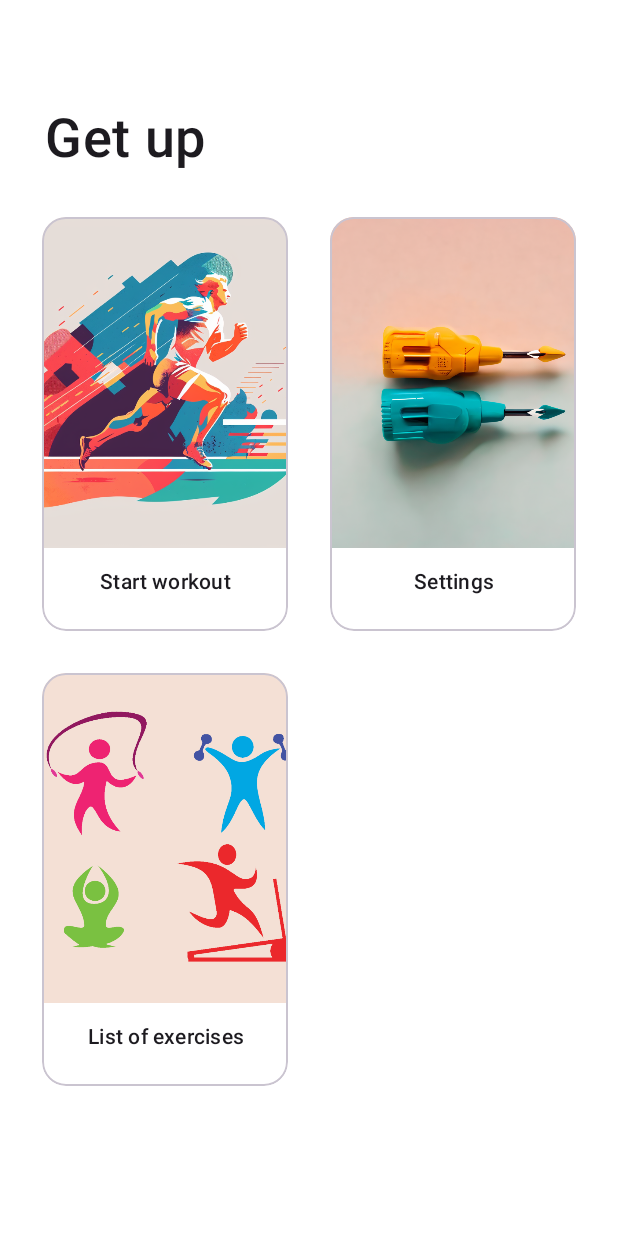
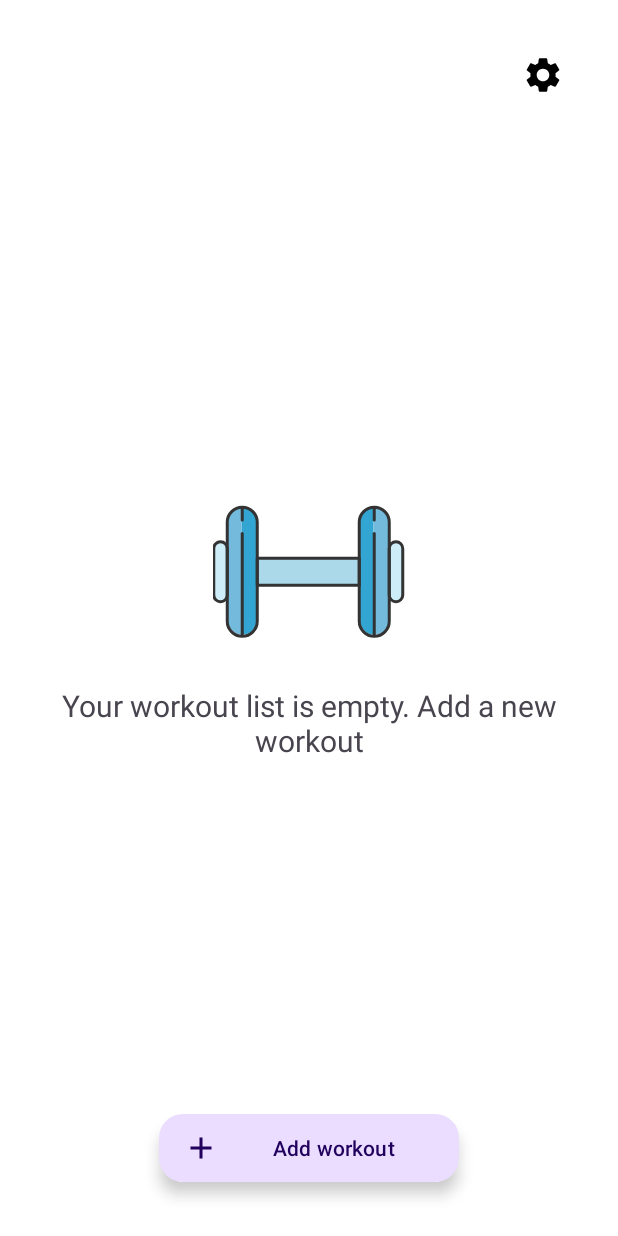
Before and after one commit to alexxk2/Get_up, an Android app: the screen it shows after launch (MainActivity), on a phone screen of 412 x 824 dp. Run offline under Robolectric (Android 15) with nearby library versions, the phone set to English and light mode, and no system bars.

Commit message:
12.05.2023 Done: Изменен главный экран
Tasks:
Изменить цвет FAB на главном экране

Добавить базу данных

```diff
--- a/app/src/main/java/com/practice/getup/fragments/MainFragment.kt
+++ b/app/src/main/java/com/practice/getup/fragments/MainFragment.kt
@@ -48,7 +48,7 @@ class MainFragment : Fragment() {
         checkForSavedOptions()
         viewModel.setOptions(options)
 
-        binding.buttonSettings.setOnClickListener {
+      /*  binding.buttonSettings.setOnClickListener {
             val action = MainFragmentDirections.actionMainFragmentToOptionsFragment(viewModel.options.value?: Options.DEFAULT)
             navigate(action)
         }
@@ -61,7 +61,7 @@ class MainFragment : Fragment() {
         binding.buttonWatchList.setOnClickListener {
             val action = MainFragmentDirections.actionMainFragmentToListFragment()
             navigate(action)
-        }
+        }*/
     }
 
     private fun navigate(action: NavDirections){
--- a/app/src/main/res/drawable/ic_add.xml
+++ b/app/src/main/res/drawable/ic_add.xml
@@ -1,4 +1,4 @@
-<vector android:height="48dp" android:tint="#CE2A2A"
+<vector android:height="48dp" android:tint="@color/black"
     android:viewportHeight="24" android:viewportWidth="24"
     android:width="48dp" xmlns:android="http://schemas.android.com/apk/res/android">
     <path android:fillColor="@android:color/white" android:pathData="M19,13h-6v6h-2v-6H5v-2h6V5h2v6h6v2z"/>
--- /dev/null
+++ b/app/src/main/res/drawable/ic_delete_x.xml
@@ -0,0 +1,5 @@
+<vector android:height="32dp" android:tint="#767676"
+    android:viewportHeight="24" android:viewportWidth="24"
+    android:width="32dp" xmlns:android="http://schemas.android.com/apk/res/android">
+    <path android:fillColor="@android:color/white" android:pathData="M19,6.41L17.59,5 12,10.59 6.41,5 5,6.41 10.59,12 5,17.59 6.41,19 12,13.41 17.59,19 19,17.59 13.41,12z"/>
+</vector>
--- /dev/null
+++ b/app/src/main/res/drawable/ic_edit.xml
@@ -0,0 +1,5 @@
+<vector android:height="24dp" android:tint="#767676"
+    android:viewportHeight="24" android:viewportWidth="24"
+    android:width="24dp" xmlns:android="http://schemas.android.com/apk/res/android">
+    <path android:fillColor="@android:color/white" android:pathData="M3,17.25V21h3.75L17.81,9.94l-3.75,-3.75L3,17.25zM20.71,7.04c0.39,-0.39 0.39,-1.02 0,-1.41l-2.34,-2.34c-0.39,-0.39 -1.02,-0.39 -1.41,0l-1.83,1.83 3.75,3.75 1.83,-1.83z"/>
+</vector>
--- a/app/src/main/res/drawable/ic_settings.xml
+++ b/app/src/main/res/drawable/ic_settings.xml
@@ -1,5 +1,5 @@
-<vector android:height="48dp" android:tint="#F44336"
+<vector android:height="28dp" android:tint="#000000"
     android:viewportHeight="24" android:viewportWidth="24"
-    android:width="48dp" xmlns:android="http://schemas.android.com/apk/res/android">
+    android:width="28dp" xmlns:android="http://schemas.android.com/apk/res/android">
     <path android:fillColor="@android:color/white" android:pathData="M19.14,12.94c0.04,-0.3 0.06,-0.61 0.06,-0.94c0,-0.32 -0.02,-0.64 -0.07,-0.94l2.03,-1.58c0.18,-0.14 0.23,-0.41 0.12,-0.61l-1.92,-3.32c-0.12,-0.22 -0.37,-0.29 -0.59,-0.22l-2.39,0.96c-0.5,-0.38 -1.03,-0.7 -1.62,-0.94L14.4,2.81c-0.04,-0.24 -0.24,-0.41 -0.48,-0.41h-3.84c-0.24,0 -0.43,0.17 -0.47,0.41L9.25,5.35C8.66,5.59 8.12,5.92 7.63,6.29L5.24,5.33c-0.22,-0.08 -0.47,0 -0.59,0.22L2.74,8.87C2.62,9.08 2.66,9.34 2.86,9.48l2.03,1.58C4.84,11.36 4.8,11.69 4.8,12s0.02,0.64 0.07,0.94l-2.03,1.58c-0.18,0.14 -0.23,0.41 -0.12,0.61l1.92,3.32c0.12,0.22 0.37,0.29 0.59,0.22l2.39,-0.96c0.5,0.38 1.03,0.7 1.62,0.94l0.36,2.54c0.05,0.24 0.24,0.41 0.48,0.41h3.84c0.24,0 0.44,-0.17 0.47,-0.41l0.36,-2.54c0.59,-0.24 1.13,-0.56 1.62,-0.94l2.39,0.96c0.22,0.08 0.47,0 0.59,-0.22l1.92,-3.32c0.12,-0.22 0.07,-0.47 -0.12,-0.61L19.14,12.94zM12,15.6c-1.98,0 -3.6,-1.62 -3.6,-3.6s1.62,-3.6 3.6,-3.6s3.6,1.62 3.6,3.6S13.98,15.6 12,15.6z"/>
 </vector>
--- /dev/null
+++ b/app/src/main/res/drawable/ic_settings_night.xml
@@ -0,0 +1,5 @@
+<vector android:height="24dp" android:tint="@color/white"
+    android:viewportHeight="24" android:viewportWidth="24"
+    android:width="24dp" xmlns:android="http://schemas.android.com/apk/res/android">
+    <path android:fillColor="@android:color/white" android:pathData="M19.14,12.94c0.04,-0.3 0.06,-0.61 0.06,-0.94c0,-0.32 -0.02,-0.64 -0.07,-0.94l2.03,-1.58c0.18,-0.14 0.23,-0.41 0.12,-0.61l-1.92,-3.32c-0.12,-0.22 -0.37,-0.29 -0.59,-0.22l-2.39,0.96c-0.5,-0.38 -1.03,-0.7 -1.62,-0.94L14.4,2.81c-0.04,-0.24 -0.24,-0.41 -0.48,-0.41h-3.84c-0.24,0 -0.43,0.17 -0.47,0.41L9.25,5.35C8.66,5.59 8.12,5.92 7.63,6.29L5.24,5.33c-0.22,-0.08 -0.47,0 -0.59,0.22L2.74,8.87C2.62,9.08 2.66,9.34 2.86,9.48l2.03,1.58C4.84,11.36 4.8,11.69 4.8,12s0.02,0.64 0.07,0.94l-2.03,1.58c-0.18,0.14 -0.23,0.41 -0.12,0.61l1.92,3.32c0.12,0.22 0.37,0.29 0.59,0.22l2.39,-0.96c0.5,0.38 1.03,0.7 1.62,0.94l0.36,2.54c0.05,0.24 0.24,0.41 0.48,0.41h3.84c0.24,0 0.44,-0.17 0.47,-0.41l0.36,-2.54c0.59,-0.24 1.13,-0.56 1.62,-0.94l2.39,0.96c0.22,0.08 0.47,0 0.59,-0.22l1.92,-3.32c0.12,-0.22 0.07,-0.47 -0.12,-0.61L19.14,12.94zM12,15.6c-1.98,0 -3.6,-1.62 -3.6,-3.6s1.62,-3.6 3.6,-3.6s3.6,1.62 3.6,3.6S13.98,15.6 12,15.6z"/>
+</vector>
--- /dev/null
+++ b/app/src/main/res/drawable/ic_weight.xml
@@ -0,0 +1,90 @@
+<vector xmlns:android="http://schemas.android.com/apk/res/android"
+    android:width="128dp"
+    android:height="128dp"
+    android:viewportWidth="128"
+    android:viewportHeight="128">
+  <path
+      android:pathData="M20,21.52l-1,0.02v84.93c7,-0.26 10,-4.41 10,-9.48V73.5V73V55.5V55V31.5V31C29,25.93 25,21.79 20,21.52z"
+      android:fillColor="#33A5D2"/>
+  <path
+      android:pathData="M19,106.47V29.5v-2v-5.97c-5,0.26 -9,4.41 -9,9.48v17.47v31.07V97C10,102.07 14,106.21 19,106.47z"
+      android:fillColor="#73BADD"/>
+  <path
+      android:pathData="M5.28,44.5c-0.09,0 -0.29,0.02 -0.38,0.02C2.78,44.65 1,46.36 1,48.47v31.07C1,81.72 3.28,84 5.47,84h0.07C7.72,84 9,81.72 9,79.54V48.97v-0.5C9,46.28 7.47,44.5 5.28,44.5z"
+      android:fillColor="#CDEEF9"/>
+  <path
+      android:pathData="M107,106.47V29.5v-7.97c-5,0.26 -9,4.41 -9,9.48v24v18v24C98,102.07 102,106.21 107,106.47z"
+      android:fillColor="#33A5D2"/>
+  <path
+      android:pathData="M108,21.52l-1,0.02v84.93c7,-0.26 10,-4.41 10,-9.48V80.04v-0.5V48.97v-0.5V31.5V31C117,25.93 113,21.79 108,21.52z"
+      android:fillColor="#73BADD"/>
+  <path
+      android:pathData="M122.28,44.5c-0.09,0 -0.29,0.02 -0.38,0.02c-2.13,0.13 -3.91,1.84 -3.91,3.94v31.07c0,2.19 2.28,4.47 4.47,4.47h0.07c2.19,0 3.47,-2.28 3.47,-4.47V48.97v-0.5C126,46.28 124.47,44.5 122.28,44.5z"
+      android:fillColor="#CDEEF9"/>
+  <path
+      android:pathData="M30,56h67v17h-67z"
+      android:fillColor="#ACD9EA"/>
+  <path
+      android:pathData="M29.5,97.5c0,5.52 -4.48,10 -10,10l0,0c-5.52,0 -10,-4.48 -10,-10v-66c0,-5.52 4.48,-10 10,-10l0,0c5.52,0 10,4.48 10,10V97.5z"
+      android:strokeLineJoin="round"
+      android:strokeWidth="2"
+      android:fillColor="#00000000"
+      android:strokeColor="#333333"
+      android:strokeLineCap="round"/>
+  <path
+      android:pathData="M9.5,80.04c0,2.47 -2,4.47 -4.47,4.47H4.97C2.5,84.5 0.5,82.5 0.5,80.04v-31.07c0,-2.47 2,-4.47 4.47,-4.47h0.07C7.5,44.5 9.5,46.5 9.5,48.97V80.04z"
+      android:strokeLineJoin="round"
+      android:strokeWidth="2"
+      android:fillColor="#00000000"
+      android:strokeColor="#333333"
+      android:strokeLineCap="round"/>
+  <path
+      android:pathData="M117.5,31.5c0,-5.52 -4.48,-10 -10,-10l0,0c-5.52,0 -10,4.48 -10,10v66c0,5.52 4.48,10 10,10l0,0c5.52,0 10,-4.48 10,-10V31.5z"
+      android:strokeLineJoin="round"
+      android:strokeWidth="2"
+      android:fillColor="#00000000"
+      android:strokeColor="#333333"
+      android:strokeLineCap="round"/>
+  <path
+      android:pathData="M126.5,48.97c0,-2.47 -2,-4.47 -4.47,-4.47h-0.07c-2.47,0 -4.47,2 -4.47,4.47v31.07c0,2.47 2,4.47 4.47,4.47h0.07c2.47,0 4.47,-2 4.47,-4.47V48.97z"
+      android:strokeLineJoin="round"
+      android:strokeWidth="2"
+      android:fillColor="#00000000"
+      android:strokeColor="#333333"
+      android:strokeLineCap="round"/>
+  <path
+      android:pathData="M29.5,55.5h68v18h-68z"
+      android:strokeLineJoin="round"
+      android:strokeWidth="2"
+      android:fillColor="#00000000"
+      android:strokeColor="#333333"
+      android:strokeLineCap="round"/>
+  <path
+      android:pathData="M19.5,107L19.5,39"
+      android:strokeLineJoin="round"
+      android:strokeWidth="2"
+      android:fillColor="#00000000"
+      android:strokeColor="#333333"
+      android:strokeLineCap="round"/>
+  <path
+      android:pathData="M19.5,30L19.5,22"
+      android:strokeLineJoin="round"
+      android:strokeWidth="2"
+      android:fillColor="#00000000"
+      android:strokeColor="#333333"
+      android:strokeLineCap="round"/>
+  <path
+      android:pathData="M107.5,107L107.5,39"
+      android:strokeLineJoin="round"
+      android:strokeWidth="2"
+      android:fillColor="#00000000"
+      android:strokeColor="#333333"
+      android:strokeLineCap="round"/>
+  <path
+      android:pathData="M107.5,30L107.5,22"
+      android:strokeLineJoin="round"
+      android:strokeWidth="2"
+      android:fillColor="#00000000"
+      android:strokeColor="#333333"
+      android:strokeLineCap="round"/>
+</vector>
--- /dev/null
+++ b/app/src/main/res/drawable/rect_background.xml
@@ -0,0 +1,4 @@
+<?xml version="1.0" encoding="utf-8"?>
+<shape xmlns:android="http://schemas.android.com/apk/res/android">
+
+</shape>
--- a/app/src/main/res/layout/fragment_main.xml
+++ b/app/src/main/res/layout/fragment_main.xml
@@ -4,170 +4,72 @@
     xmlns:tools="http://schemas.android.com/tools"
     android:layout_width="match_parent"
     android:layout_height="match_parent"
+    android:layout_margin="12dp"
     tools:context=".fragments.MainFragment">
 
-    <TextView
-        android:id="@+id/title"
-        android:layout_width="0dp"
+
+    <ImageButton
+        android:id="@+id/settings_button"
+        android:layout_width="wrap_content"
         android:layout_height="wrap_content"
-        android:layout_marginStart="@dimen/margin_sides"
-        android:layout_marginTop="64dp"
-        android:layout_marginEnd="@dimen/margin_sides"
-        android:lines="1"
-        android:padding="2dp"
-        android:text="@string/app_name"
-        android:textAppearance="@style/TextAppearance.MaterialComponents.Headline6"
-        android:textSize="36sp"
+        android:layout_marginTop="24dp"
+        android:layout_marginEnd="24dp"
+        android:background="?android:attr/selectableItemBackgroundBorderless"
+        android:src="@drawable/ic_settings"
+        app:layout_constraintEnd_toEndOf="parent"
+        app:layout_constraintTop_toTopOf="parent" />
+
+    <com.google.android.material.floatingactionbutton.ExtendedFloatingActionButton
+        android:id="@+id/floating_button"
+        android:layout_width="200dp"
+        android:layout_height="45dp"
+        android:layout_marginBottom="24dp"
+        android:text="@string/add_workout"
+        app:icon="@drawable/ic_add"
+        app:iconGravity="start"
+
+        app:layout_constraintBottom_toBottomOf="parent"
+        app:layout_constraintEnd_toEndOf="parent"
+        app:layout_constraintStart_toStartOf="parent" />
+
+    <androidx.recyclerview.widget.RecyclerView
+        android:id="@+id/recycler_view"
+        android:layout_width="match_parent"
+        android:layout_height="wrap_content"
+        android:layout_marginTop="24dp"
+        app:layout_constraintStart_toStartOf="parent"
+        app:layout_constraintTop_toBottomOf="@id/settings_button" />
+
+
+    <LinearLayout
+        android:id="@+id/empty_list_views"
+        android:layout_width="wrap_content"
+        android:layout_height="wrap_content"
+        android:orientation="vertical"
+        android:gravity="center"
+        app:layout_constraintBottom_toBottomOf="parent"
         app:layout_constraintEnd_toEndOf="parent"
         app:layout_constraintStart_toStartOf="parent"
-        app:layout_constraintTop_toTopOf="parent" />
+        app:layout_constraintTop_toTopOf="parent">
 
+        <ImageView
+            android:id="@+id/empty_list_image"
+            android:layout_width="wrap_content"
+            android:layout_height="wrap_content"
+            android:layout_gravity="center"
+            android:src="@drawable/ic_weight"
+            android:contentDescription="@string/weight_image"
+            />
 
-    <com.google.android.material.card.MaterialCardView
-        android:id="@+id/button_start_workout"
-        style="@style/CardButtons"
-        app:layout_constraintBottom_toTopOf="@+id/button_watch_list"
-        app:layout_constraintEnd_toStartOf="@+id/button_settings"
-        app:layout_constraintHorizontal_bias="0.5"
-        app:layout_constraintStart_toStartOf="parent"
-        app:layout_constraintTop_toBottomOf="@+id/title">
-
-        <LinearLayout
-            android:layout_width="match_parent"
-            android:layout_height="match_parent"
-            android:orientation="vertical">
-
-            <ImageView
-                android:id="@+id/card1_image"
-                android:layout_width="match_parent"
-                android:layout_height="0dp"
-                android:layout_weight="4"
-                android:contentDescription="@string/image_for_card_view"
-                android:scaleType="centerCrop"
-                android:src="@drawable/workout_1" />
-
-            <TextView
-                android:id="@+id/card1_title"
-                style="@style/CardTitleText"
-                android:text="@string/card1_title" />
-
-        </LinearLayout>
-
-
-    </com.google.android.material.card.MaterialCardView>
-
-    <com.google.android.material.card.MaterialCardView
-        android:id="@+id/button_settings"
-        style="@style/CardButtons"
-        android:layout_width="0dp"
-        android:layout_height="0dp"
-        android:layout_marginStart="@dimen/half_margin_sides"
-        android:layout_marginTop="@dimen/margin_sides"
-        android:layout_marginEnd="@dimen/margin_sides"
-        app:layout_constraintBottom_toTopOf="@+id/card4"
-        app:layout_constraintEnd_toEndOf="parent"
-        app:layout_constraintHorizontal_bias="0.5"
-        app:layout_constraintStart_toEndOf="@+id/button_start_workout"
-        app:layout_constraintTop_toBottomOf="@+id/title">
-
-        <LinearLayout
-            android:layout_width="match_parent"
-            android:layout_height="match_parent"
-            android:orientation="vertical">
-
-            <ImageView
-                android:id="@+id/card2_image"
-                android:layout_width="match_parent"
-                android:layout_height="0dp"
-                android:layout_weight="4"
-                android:contentDescription="@string/image_for_card_view"
-                android:scaleType="centerCrop"
-                android:src="@drawable/settings_4" />
-
-            <TextView
-                android:id="@+id/card2_title"
-                style="@style/CardTitleText"
-                android:text="@string/card2_title" />
-
-
-        </LinearLayout>
-    </com.google.android.material.card.MaterialCardView>
-
-    <com.google.android.material.card.MaterialCardView
-        android:id="@+id/button_watch_list"
-        style="@style/CardButtons"
-        android:layout_width="0dp"
-        android:layout_height="0dp"
-        android:layout_marginStart="@dimen/margin_sides"
-        android:layout_marginTop="@dimen/margin_sides"
-        android:layout_marginEnd="@dimen/half_margin_sides"
-        android:layout_marginBottom="100dp"
-        app:layout_constraintBottom_toBottomOf="parent"
-        app:layout_constraintEnd_toStartOf="@+id/card4"
-        app:layout_constraintHorizontal_bias="0.5"
-        app:layout_constraintStart_toStartOf="parent"
-        app:layout_constraintTop_toBottomOf="@+id/button_start_workout">
-
-        <LinearLayout
-            android:layout_width="match_parent"
-            android:layout_height="match_parent"
-            android:orientation="vertical">
-
-            <ImageView
-                android:id="@+id/card3_image"
-                android:layout_width="match_parent"
-                android:layout_height="0dp"
-                android:layout_weight="4"
-                android:contentDescription="@string/image_for_card_view"
-                android:scaleType="centerCrop"
-                android:src="@drawable/list_of_exercises" />
-
-            <TextView
-                android:id="@+id/card3_title"
-                style="@style/CardTitleText"
-                android:text="@string/card3_title" />
-
-        </LinearLayout>
-
-    </com.google.android.material.card.MaterialCardView>
-
-    <com.google.android.material.card.MaterialCardView
-        android:id="@+id/card4"
-        style="@style/CardButtons"
-        android:layout_width="0dp"
-        android:layout_height="0dp"
-        android:layout_marginStart="@dimen/half_margin_sides"
-        android:layout_marginTop="@dimen/margin_sides"
-        android:layout_marginEnd="@dimen/margin_sides"
-        android:layout_marginBottom="100dp"
-        android:visibility="invisible"
-        app:layout_constraintBottom_toBottomOf="parent"
-        app:layout_constraintEnd_toEndOf="parent"
-        app:layout_constraintHorizontal_bias="0.5"
-        app:layout_constraintStart_toEndOf="@+id/button_watch_list"
-        app:layout_constraintTop_toBottomOf="@+id/button_settings">
-
-        <LinearLayout
-            android:layout_width="match_parent"
-            android:layout_height="match_parent"
-            android:orientation="vertical">
-
-            <ImageView
-                android:id="@+id/card4_image"
-                android:layout_width="match_parent"
-                android:layout_height="0dp"
-                android:layout_weight="4"
-                android:contentDescription="@string/image_for_card_view"
-                android:scaleType="centerCrop"
-                android:src="@drawable/workout_1" />
-
-            <TextView
-                android:id="@+id/card4_title"
-                style="@style/CardTitleText"
-                android:text="@string/default_text" />
-
-        </LinearLayout>
-    </com.google.android.material.card.MaterialCardView>
+        <TextView
+            android:id="@+id/empty_list_message"
+            android:layout_width="wrap_content"
+            android:layout_height="wrap_content"
+            android:layout_marginTop="12dp"
+            android:text="@string/empty_workout_list"
+            android:textAlignment="center"
+            android:textSize="20sp" />
+    </LinearLayout>
 
 
 </androidx.constraintlayout.widget.ConstraintLayout>
--- a/app/src/main/res/layout/workout_list_item.xml
+++ b/app/src/main/res/layout/workout_list_item.xml
@@ -27,7 +27,34 @@
         app:layout_constraintStart_toStartOf="parent"
         app:layout_constraintTop_toBottomOf="@id/workout_name"
         android:textColor="@color/soft_black"
-        tools:text="@string/default_text" />
+        tools:text="@string/total_workout_time" />
+
+    <ImageButton
+        android:id="@+id/delete_button"
+        android:layout_width="wrap_content"
+        android:layout_height="wrap_content"
+        app:layout_constraintBottom_toBottomOf="parent"
+        app:layout_constraintEnd_toEndOf="parent"
+        app:layout_constraintTop_toTopOf="parent"
+        android:background="?android:attr/selectableItemBackgroundBorderless"
+        android:src="@drawable/ic_delete_x"
+        />
+
+    <ImageButton
+        android:id="@+id/edit_button"
+        android:layout_width="wrap_content"
+        android:layout_height="wrap_content"
+        app:layout_constraintBottom_toBottomOf="parent"
+        app:layout_constraintEnd_toStartOf="@id/delete_button"
+        app:layout_constraintTop_toTopOf="parent"
+        android:background="?android:attr/selectableItemBackgroundBorderless"
+        android:src="@drawable/ic_edit"
+        android:layout_marginEnd="12dp"
+        />
+
+
+
+
 
 
 
--- a/app/src/main/res/values-night/styles.xml
+++ b/app/src/main/res/values-night/styles.xml
@@ -7,4 +7,14 @@
     <style name="Chips" parent="Widget.Material3.Chip.Filter">
         <item name="android:textSize">16sp</item>
     </style>
+
+
+    <!--Main screen-->
+
+    <style name="SettingButton">
+        <item name="android:background">?android:attr/selectableItemBackgroundBorderless</item>
+        <item name="android:layout_marginTop">24dp</item>
+        <item name="android:layout_marginEnd">24dp</item>
+        <item name="android:src">@drawable/ic_settings_night</item>
+    </style>
 </resources>
--- a/app/src/main/res/values/colors.xml
+++ b/app/src/main/res/values/colors.xml
@@ -21,4 +21,5 @@
     <color name="soft_black">#AD000000</color>
 
 
+
 </resources>
--- a/app/src/main/res/values/strings.xml
+++ b/app/src/main/res/values/strings.xml
@@ -108,8 +108,11 @@
     <string name="card1_title">Start workout</string>
     <string name="card2_title">Settings</string>
     <string name="card3_title">List of exercises</string>
-    <!-- TODO: Remove or change this placeholder text -->
     <string name="hello_blank_fragment">Hello blank fragment</string>
+    <string name="total_workout_time">Total workout time: %1$d</string>
+    <string name="add_workout">Add workout</string>
+    <string name="empty_workout_list">Your workout list is empty. Add a new workout</string>
+    <string name="weight_image">image of a weight</string>
 
 
 </resources>
--- a/app/src/main/res/values/styles.xml
+++ b/app/src/main/res/values/styles.xml
@@ -51,4 +51,11 @@
         <item name="android:textSize">14sp</item>
     </style>
 
+    <style name="SettingButton">
+        <item name="android:background">?android:attr/selectableItemBackgroundBorderless</item>
+        <item name="android:layout_marginTop">24dp</item>
+        <item name="android:layout_marginEnd">24dp</item>
+        <item name="android:src">@drawable/ic_settings</item>
+    </style>
+
 </resources>
--- a/app/src/main/res/values/themes.xml
+++ b/app/src/main/res/values/themes.xml
@@ -22,6 +22,8 @@
         <item name="colorOnSecondaryContainer">@color/soft_black</item>
         <item name="colorSurface">@color/white</item>
 
+
+
 <!--        items for material3 theme that are not implemented yet-->
 
           <!--<item name="colorPrimaryContainer">@color/black</item>
```
Also changed, not shown: app/src/main/res/drawable-xhdpi/settings_1.png (deleted), app/src/main/res/drawable-xhdpi/settings_2.png (deleted), app/src/main/res/drawable-xhdpi/settings_3.png (deleted), app/src/main/res/drawable-xhdpi/settings_4.png (deleted).
